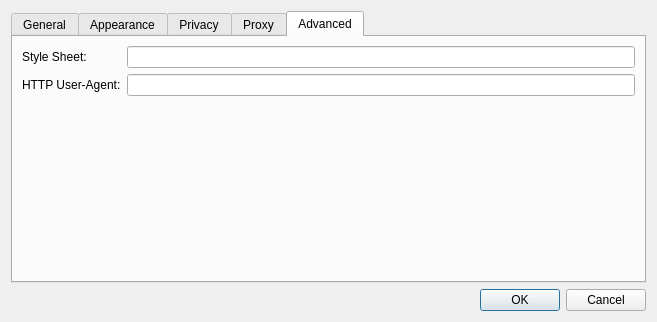
This is examples/webenginewidgets/browser/settings.ui in qt/qtwebengine as Qt 5 draws it before an edit. The edited form follows.
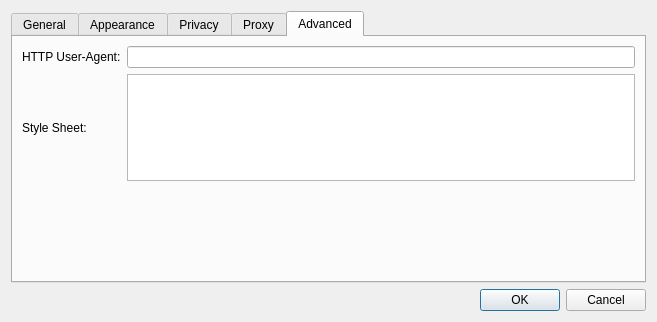
This is the edited form.

Commit message:
Demo browser: re-add user stylesheets
Implemented in terms of user scripts.
Considering loading from a file URL would probably require
setting a different cross origin policy for the isolated
world we run this in, something we don't quite have yet, it
seems easier to just use an inline <style> block.

What changed in the file:
```diff
--- a/examples/webenginewidgets/browser/settings.ui
+++ b/examples/webenginewidgets/browser/settings.ui
@@ -499,17 +499,27 @@
        <string>Advanced</string>
       </attribute>
       <layout class="QGridLayout" name="gridLayout_2">
+       <item row="2" column="1">
+        <widget class="QTextEdit" name="userStyleSheet"/>
+       </item>
+       <item row="0" column="1">
+        <widget class="QLineEdit" name="httpUserAgent"/>
+       </item>
        <item row="0" column="0">
+        <widget class="QLabel" name="label_15">
+         <property name="text">
+          <string>HTTP User-Agent:</string>
+         </property>
+        </widget>
+       </item>
+       <item row="2" column="0">
         <widget class="QLabel" name="label_14">
          <property name="text">
           <string>Style Sheet:</string>
          </property>
         </widget>
        </item>
-       <item row="0" column="1">
-        <widget class="QLineEdit" name="userStyleSheet"/>
-       </item>
-       <item row="2" column="1">
+       <item row="4" column="1">
         <spacer name="verticalSpacer_3">
          <property name="orientation">
           <enum>Qt::Vertical</enum>
@@ -522,16 +532,6 @@
          </property>
         </spacer>
        </item>
-       <item row="1" column="1">
-        <widget class="QLineEdit" name="httpUserAgent"/>
-       </item>
-       <item row="1" column="0">
-        <widget class="QLabel" name="label_15">
-         <property name="text">
-          <string>HTTP User-Agent:</string>
-         </property>
-        </widget>
-       </item>
       </layout>
      </widget>
     </widget>
```
The commit also changes 4 other files.
